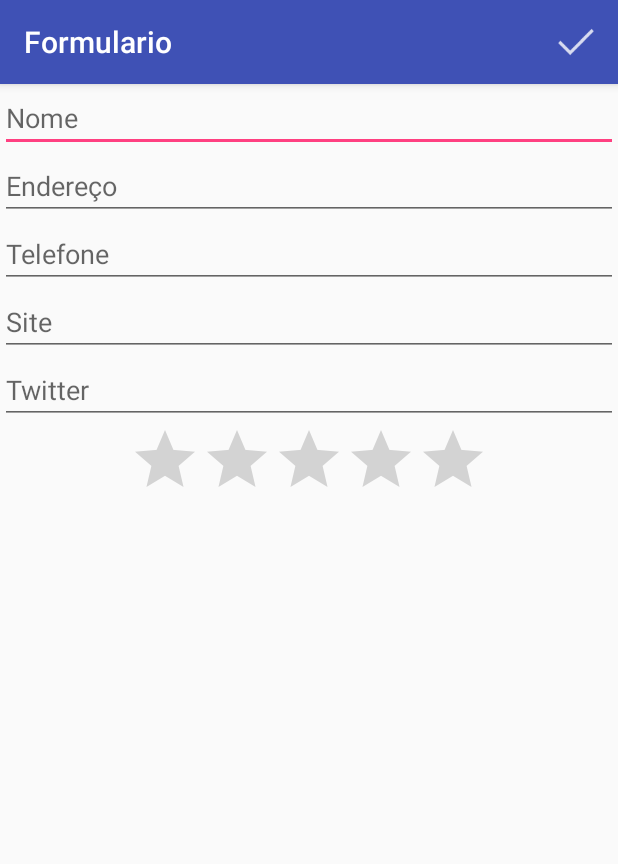
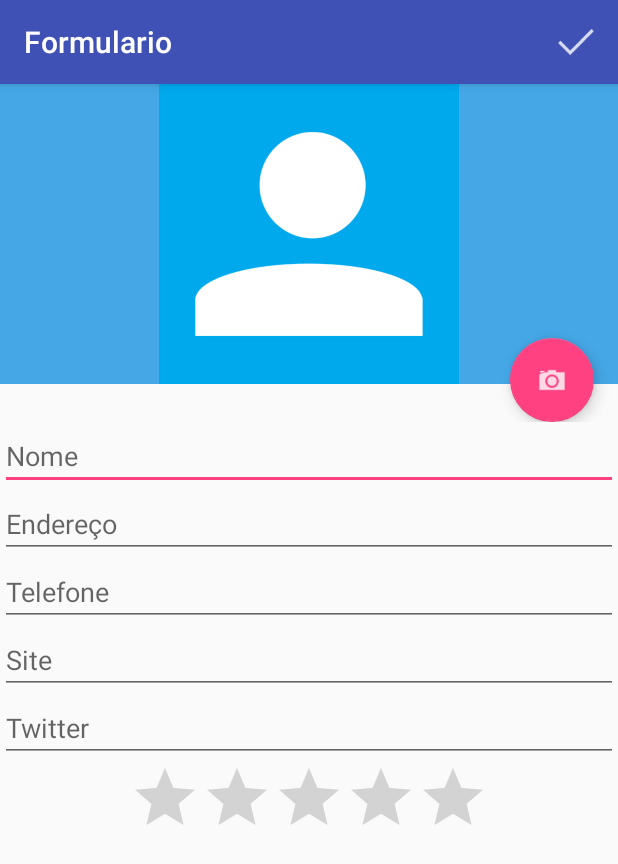
Before and after one commit to moraisvinny/Agenda, an Android app: the FormularioActivity screen opened directly, with no data from a screen before it, on a phone screen of 412 x 824 dp. Shown: the top 864 px of the screen. Run offline under Robolectric (Android 15) with nearby library versions, the light colour scheme and no system bars.

Commit message:
inclusao de foto no formulario

```diff
--- a/app/src/main/res/layout/activity_formulario.xml
+++ b/app/src/main/res/layout/activity_formulario.xml
@@ -2,12 +2,35 @@
 <ScrollView
     android:layout_width="match_parent"
     android:layout_height="match_parent"
-    xmlns:android="http://schemas.android.com/apk/res/android">
+    xmlns:android="http://schemas.android.com/apk/res/android"
+    xmlns:app="http://schemas.android.com/apk/res-auto">
 
     <LinearLayout
         android:layout_width="match_parent"
         android:layout_height="match_parent"
         android:orientation="vertical">
+        <RelativeLayout
+            android:layout_width="match_parent"
+            android:layout_height="225dp">
+            <ImageView
+                android:layout_width="match_parent"
+                android:layout_height="200dp"
+                android:id="@+id/foto_aluno_form"
+                android:background="#45a7e6"
+                android:src="@drawable/person"
+                android:layout_centerHorizontal="true" />
+            <android.support.design.widget.FloatingActionButton
+                android:id="@+id/formulario_botao_camera"
+                android:layout_width="100dp"
+                android:layout_height="100dp"
+                android:layout_alignParentBottom="true"
+                android:layout_alignParentRight="true"
+                android:layout_marginRight="16dp"
+                android:elevation="6dp"
+                app:fabSize="normal"
+                app:srcCompat="@drawable/ic_camera" />
+
+        </RelativeLayout>
 
         <EditText
             android:layout_width="match_parent"
--- a/app/src/main/res/layout/activity_lista_alunos.xml
+++ b/app/src/main/res/layout/activity_lista_alunos.xml
@@ -18,6 +18,7 @@
         android:layout_marginBottom="16dp"
         android:layout_marginRight="16dp"
         android:elevation="6dp"
+        app:backgroundTint="@color/colorPrimaryDark"
         app:srcCompat="@android:drawable/stat_notify_more" />
 
 </RelativeLayout>
--- a/app/src/main/res/values/colors.xml
+++ b/app/src/main/res/values/colors.xml
@@ -1,6 +1,6 @@
 <?xml version="1.0" encoding="utf-8"?>
 <resources>
     <color name="colorPrimary">#3F51B5</color>
-    <color name="colorPrimaryDark">#303F9F</color>
+    <color name="colorPrimaryDark">#303f9f</color>
     <color name="colorAccent">#FF4081</color>
 </resources>
```
